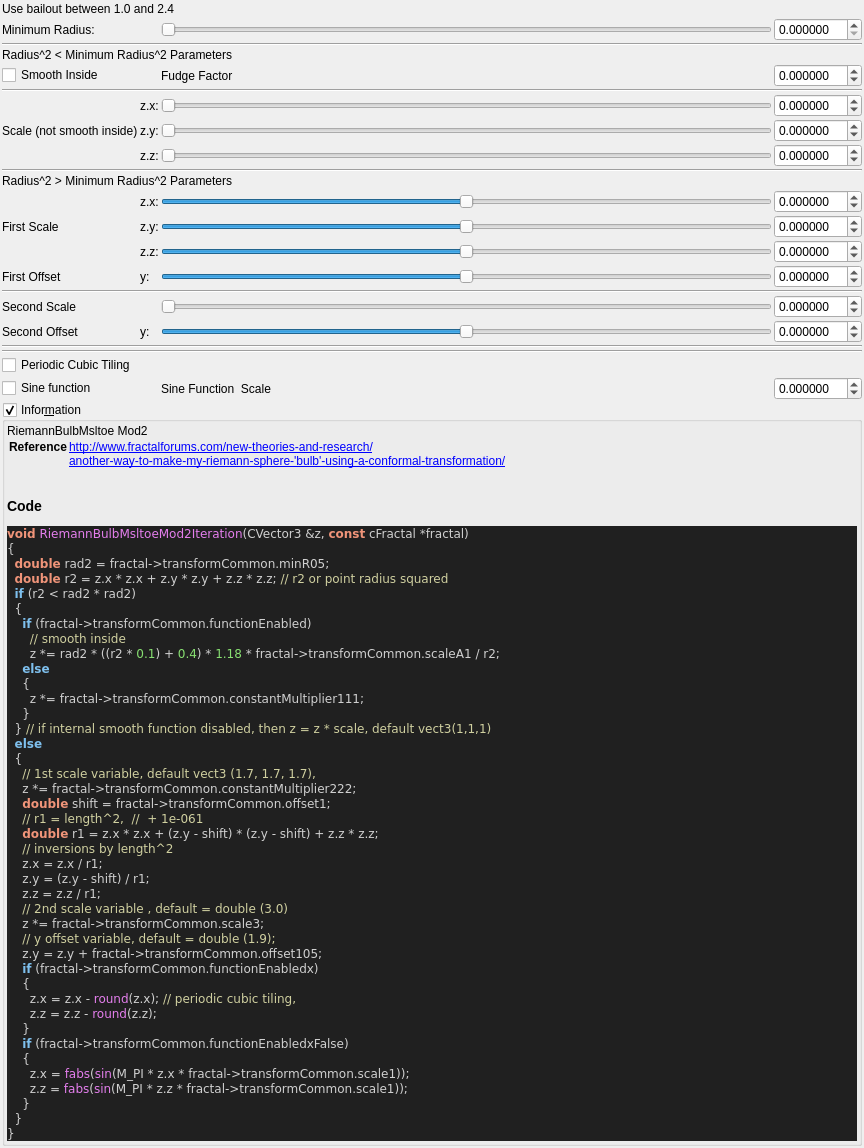
First picture: the form in mandelbulber2/qt_data/fractal_riemann_bulb_msltoe_mod2.ui, repository buddhi1980/mandelbulber2, before the edit.
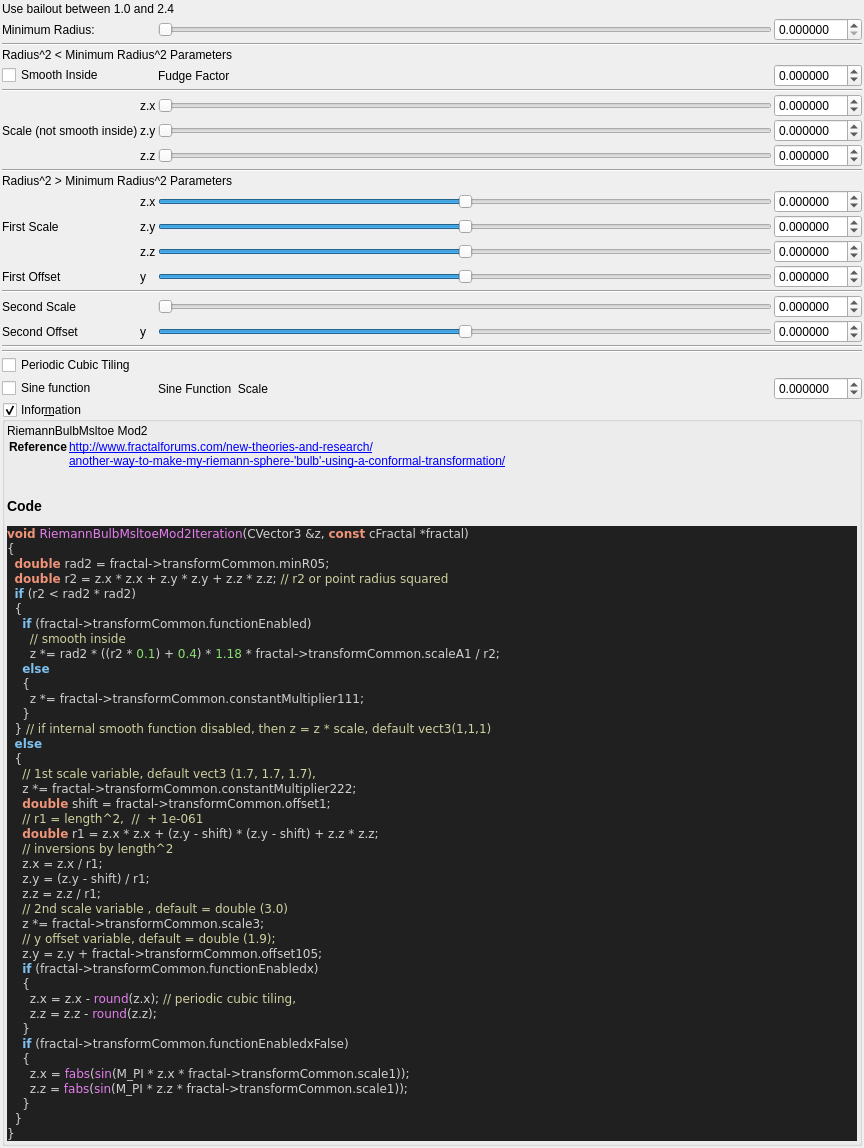
Second picture: the form after the edit. Custom widgets are drawn as their Qt base class.

Patch:
```diff
--- a/mandelbulber2/qt_data/fractal_riemann_bulb_msltoe_mod2.ui
+++ b/mandelbulber2/qt_data/fractal_riemann_bulb_msltoe_mod2.ui
@@ -76,7 +76,7 @@
      <item row="6" column="2">
       <widget class="QLabel" name="label_124">
        <property name="text">
-        <string>z.y:</string>
+        <string notr="true">z.y</string>
        </property>
       </widget>
      </item>
@@ -178,7 +178,7 @@
      <item row="12" column="2">
       <widget class="QLabel" name="label_111">
        <property name="text">
-        <string>z.z:</string>
+        <string notr="true">z.z</string>
        </property>
       </widget>
      </item>
@@ -241,7 +241,7 @@
      <item row="7" column="2">
       <widget class="QLabel" name="label_125">
        <property name="text">
-        <string>z.z:</string>
+        <string notr="true">z.z</string>
        </property>
       </widget>
      </item>
@@ -325,7 +325,7 @@
      <item row="16" column="2">
       <widget class="QLabel" name="label_114">
        <property name="text">
-        <string>y:</string>
+        <string notr="true">y</string>
        </property>
       </widget>
      </item>
@@ -481,7 +481,7 @@
      <item row="11" column="2">
       <widget class="QLabel" name="label_110">
        <property name="text">
-        <string>z.y:</string>
+        <string notr="true">z.y</string>
        </property>
       </widget>
      </item>
@@ -510,7 +510,7 @@
      <item row="5" column="2">
       <widget class="QLabel" name="label_112">
        <property name="text">
-        <string>z.x:</string>
+        <string notr="true">z.x</string>
        </property>
       </widget>
      </item>
@@ -559,7 +559,7 @@
      <item row="10" column="2">
       <widget class="QLabel" name="label_109">
        <property name="text">
-        <string>z.x:</string>
+        <string notr="true">z.x</string>
        </property>
       </widget>
      </item>
@@ -573,7 +573,7 @@
      <item row="13" column="2">
       <widget class="QLabel" name="label_113">
        <property name="text">
-        <string>y:</string>
+        <string notr="true">y</string>
        </property>
       </widget>
      </item>
```
